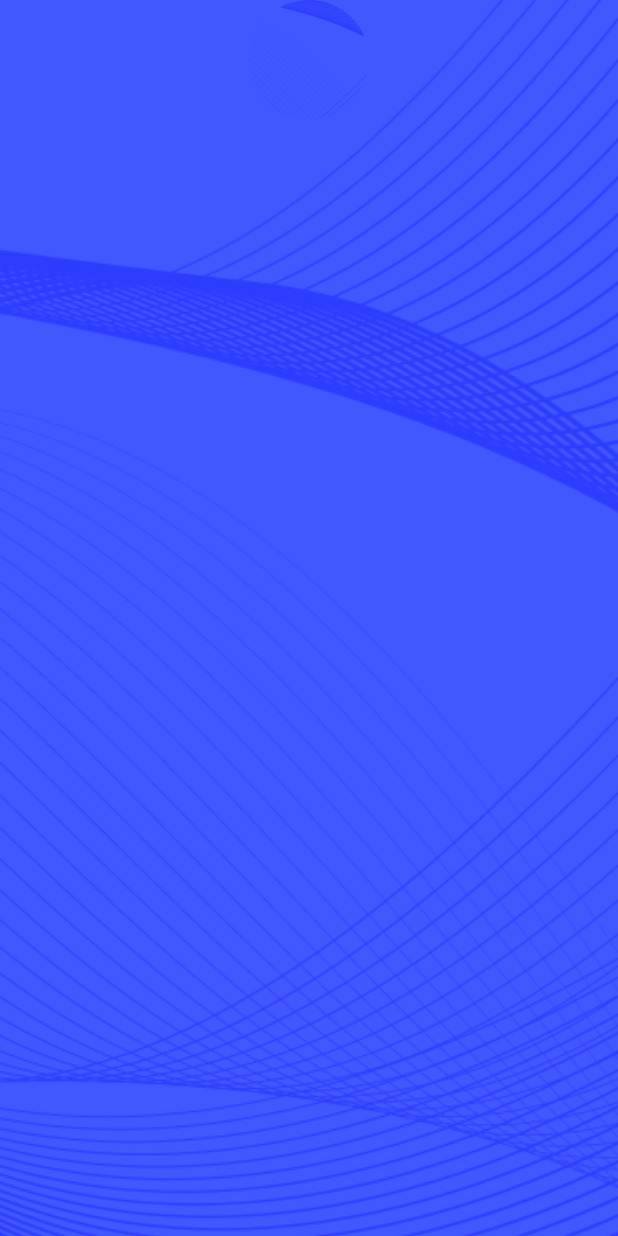
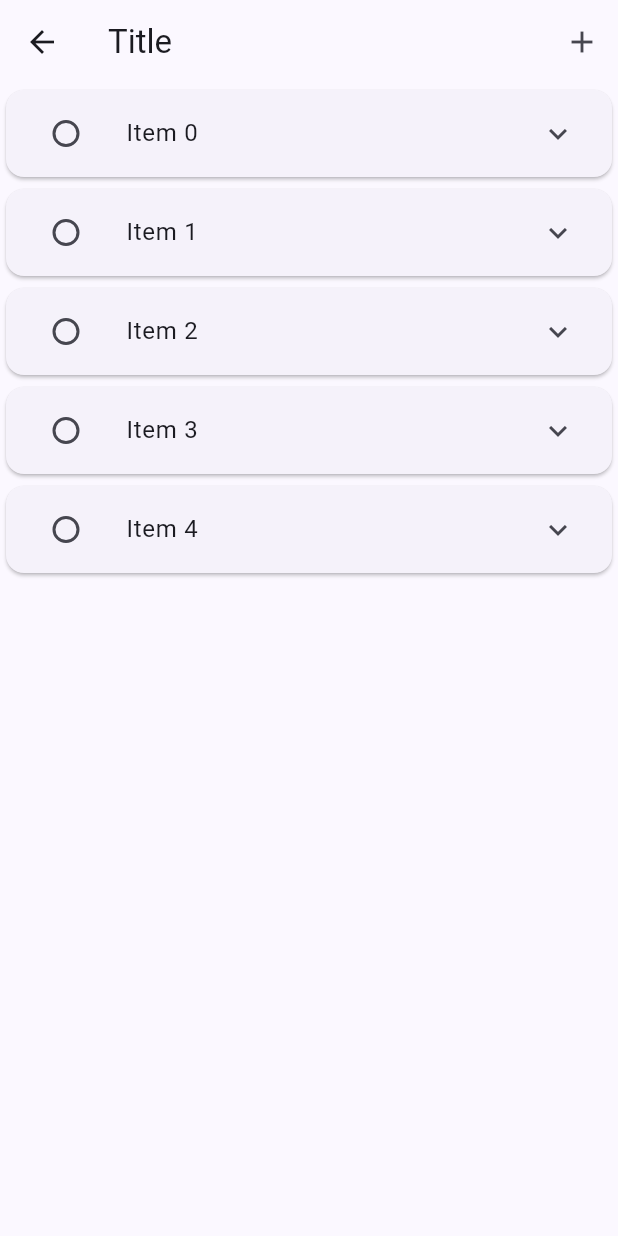
Before and after one commit to Ritesh-K-G/medical_expert_system, a Flutter app: the screen it shows after launch, on a phone screen of 412 x 824 dp. Run offline on Flutter 3.47's test engine with Material 3 defaults, Android fonts, the phone set to English and light mode, and no system bars.

Commit message:
qustion_screen

```diff
--- a/lib/main.dart
+++ b/lib/main.dart
@@ -1,6 +1,6 @@
 import 'package:flutter/material.dart';
 import 'package:medical_expert_system/constants.dart';
-import 'package:medical_expert_system/views/splash_screen.dart';
+import 'package:medical_expert_system/views/question_screen/question_screen.dart';
 
 void main() {
   runApp(const MyApp());
@@ -17,7 +17,7 @@ class MyApp extends StatelessWidget {
         colorScheme: ColorScheme.fromSeed(seedColor: AppColors.primary),
         useMaterial3: true,
       ),
-      home: const splashScreen(),
+      home: question_screen(),
     );
   }
 }
--- a/lib/models/disease.dart
+++ b/lib/models/disease.dart
@@ -0,0 +1,6 @@
+class Disease{
+  final String name,hindiName,description,hindiDescription;
+  Disease({
+    required this.name
+  })
+}
--- a/lib/views/question_screen/question_screen.dart
+++ b/lib/views/question_screen/question_screen.dart
@@ -0,0 +1,61 @@
+import 'package:flutter/material.dart';
+
+class question_screen extends StatefulWidget {
+  @override
+  _question_screen createState() => _question_screen();
+}
+
+class _question_screen extends State<question_screen> {
+  int _selectedIndex = -1; // Variable to keep track of selected item
+
+  @override
+  Widget build(BuildContext context) {
+    return Scaffold(
+      appBar: AppBar(
+        leading: IconButton(
+          icon: Icon(Icons.arrow_back),
+          onPressed: () {
+            // Implement back button functionality here
+          },
+        ),
+        title: Text('Title'),
+        actions: <Widget>[
+          IconButton(
+            icon: Icon(Icons.add),
+            onPressed: () {
+              // Implement button functionality here
+            },
+          ),
+        ],
+      ),
+      body: ListView.builder(
+        itemCount: 5,
+        itemBuilder: (BuildContext context, int index) {
+          return Card(
+            child: ExpansionTile(
+              leading: Radio(
+                value: index,
+                groupValue: _selectedIndex,
+                onChanged: (int? value) {
+                  setState(() {
+                    _selectedIndex = value!;
+                  });
+                },
+              ),
+              title: Text('Item $index'),
+              children: <Widget>[
+                Padding(
+                  padding: EdgeInsets.all(16.0),
+                  child: Text(
+                    'Description of item $index',
+                    style: TextStyle(fontSize: 16.0),
+                  ),
+                ),
+              ],
+            ),
+          );
+        },
+      ),
+    );
+  }
+}
```
